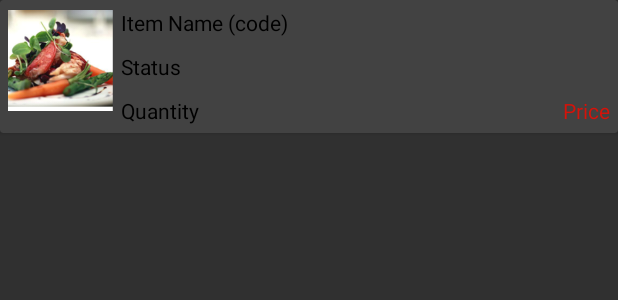
After one commit to Brain-Technosys/QZERO, an Android app: the layout list_items_order_items.xml on its own in the app's theme, with its tools: preview values and no code run, on a phone screen of 412 x 824 dp. The commit adds this screen. Shown: the top 300 px of the screen. Run offline under Robolectric (Android 15) with nearby library versions, the phone set to English and light mode, and no system bars.

Commit message:
item layout commit

```diff
--- /dev/null
+++ b/app/src/main/res/layout/list_items_order_items.xml
@@ -0,0 +1,73 @@
+<?xml version="1.0" encoding="utf-8"?>
+
+
+<android.support.v7.widget.CardView xmlns:android="http://schemas.android.com/apk/res/android"
+    android:layout_width="match_parent"
+    android:layout_height="wrap_content"
+    android:background="#f9f9f9"
+    android:padding="5dp">
+
+    <RelativeLayout
+        android:layout_width="match_parent"
+        android:layout_height="wrap_content"
+        android:padding="5sp">
+
+        <RelativeLayout
+            android:id="@+id/rl_image"
+            android:layout_width="wrap_content"
+            android:layout_height="wrap_content">
+
+            <ImageView
+                android:layout_width="70dp"
+                android:layout_height="70dp"
+                android:src="@drawable/food3" />
+        </RelativeLayout>
+
+        <RelativeLayout
+            android:id="@+id/rl_items"
+            android:layout_width="wrap_content"
+            android:layout_height="wrap_content"
+            android:layout_marginLeft="5dp"
+            android:layout_toRightOf="@+id/rl_image">
+
+
+            <TextView
+                android:id="@+id/tv_item_name"
+                android:layout_width="wrap_content"
+                android:layout_height="wrap_content"
+                android:textColor="#000"
+                android:text="Item Name (code)" />
+
+
+            <TextView
+                android:id="@+id/tv_item_status"
+                android:layout_width="wrap_content"
+                android:layout_height="wrap_content"
+                android:textColor="#000"
+                android:layout_marginTop="10dp"
+                android:layout_below="@+id/tv_item_name"
+                android:text="Status" />
+
+
+            <TextView
+                android:id="@+id/tv_item_qty"
+                android:layout_width="wrap_content"
+                android:layout_height="wrap_content"
+                android:textColor="#000"
+                android:layout_marginTop="10dp"
+                android:layout_below="@+id/tv_item_status"
+                android:text="Quantity" />
+
+
+            <TextView
+                android:id="@+id/tv_item_price"
+                android:layout_width="wrap_content"
+                android:layout_height="wrap_content"
+                android:layout_alignParentRight="true"
+                android:layout_below="@+id/tv_item_status"
+                android:text="Price"
+                android:layout_marginTop="10dp"
+                android:textColor="@color/color_red" />
+        </RelativeLayout>
+    </RelativeLayout>
+</android.support.v7.widget.CardView>
--- a/app/src/main/res/values/strings.xml
+++ b/app/src/main/res/values/strings.xml
@@ -102,4 +102,9 @@
     <string name="profile_title">Profile</string>
     <string name="edit_profile_title">Edit Profile</string>
     <string name="setting_title">Setting</string>
+    <!-- Order Items -->
+    <string name="billing_address">Billing Address:</string>
+    <string name="shipping_address">Shipping Address:</string>
+    <!-- Dummy texts-->
+    <string name="address">G-84, Sector-63, NOIDA, U.P. 201301</string>
 </resources>
```
Also changed, not shown: app/src/main/res/layout/fragment_order_detail.xml (+52 -2 lines).
